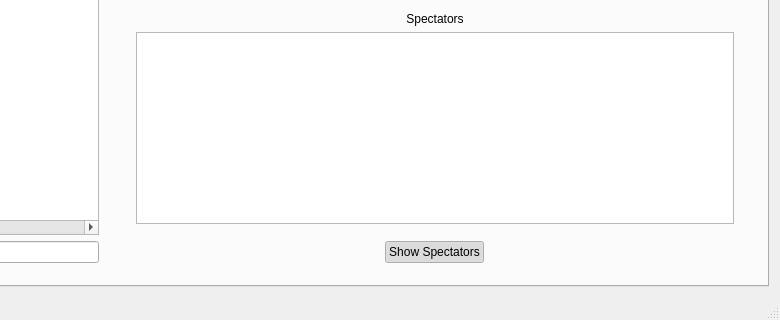
Qt form mainwindow.ui (Unvanquished/Osavul) before a commit; both pictures show x 244 to 1024 and y 448 to 768 of the 1024 by 768 pixel window.
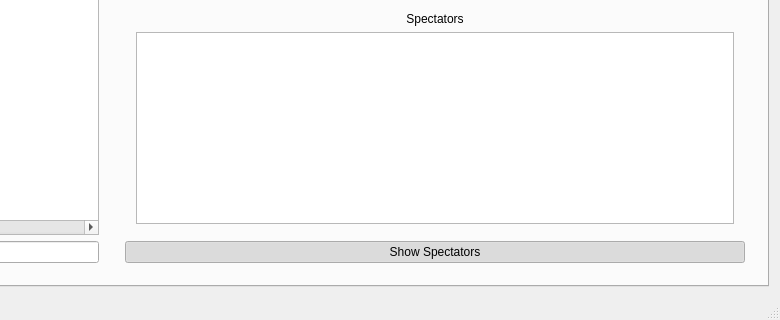
The same form after that commit.

Commit message: fix the UI file so it compiles with an older uic

```diff
--- a/mainwindow.ui
+++ b/mainwindow.ui
@@ -434,10 +434,10 @@
               </layout>
              </widget>
             </item>
-            <item alignment="Qt::AlignHCenter">
+            <item>
              <widget class="QPushButton" name="showSpectatorsButton">
               <property name="sizePolicy">
-               <sizepolicy hsizetype="Fixed" vsizetype="Fixed">
+               <sizepolicy hsizetype="Expanding" vsizetype="Fixed">
                 <horstretch>0</horstretch>
                 <verstretch>0</verstretch>
                </sizepolicy>
```
